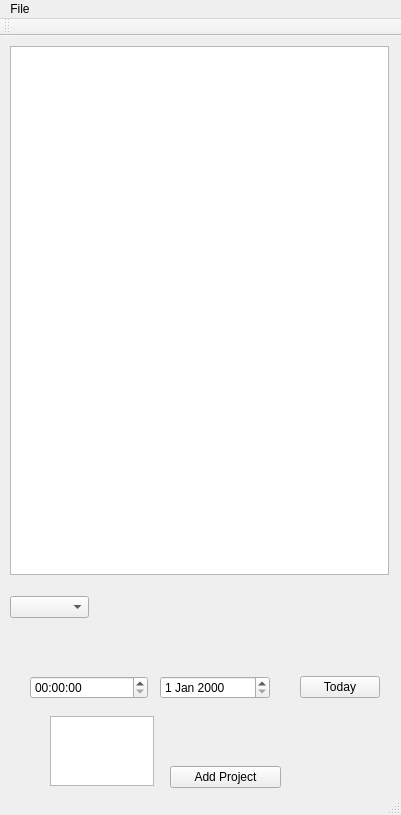
Above: mainwindow.ui from ilukic11/ViaTimeCounter before the change. Below: the same form after it.
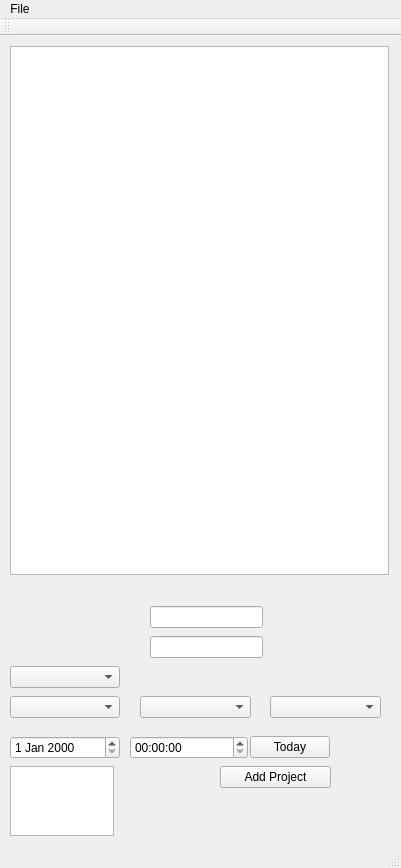
That is the form after the change.

Commit message: Added semi authentication, JS lists fetching and combo list population

```diff
--- a/mainwindow.ui
+++ b/mainwindow.ui
@@ -7,7 +7,7 @@
     <x>0</x>
     <y>0</y>
     <width>401</width>
-    <height>815</height>
+    <height>868</height>
    </rect>
   </property>
   <property name="windowTitle">
@@ -32,8 +32,8 @@
    <widget class="QPlainTextEdit" name="plainTextEdit">
     <property name="geometry">
      <rect>
-      <x>50</x>
-      <y>680</y>
+      <x>10</x>
+      <y>730</y>
       <width>104</width>
       <height>70</height>
      </rect>
@@ -42,8 +42,8 @@
    <widget class="QTimeEdit" name="timeEdit">
     <property name="geometry">
      <rect>
-      <x>30</x>
-      <y>640</y>
+      <x>130</x>
+      <y>700</y>
       <width>118</width>
       <height>23</height>
      </rect>
@@ -52,8 +52,8 @@
    <widget class="QDateEdit" name="dateEdit">
     <property name="geometry">
      <rect>
-      <x>160</x>
-      <y>640</y>
+      <x>10</x>
+      <y>700</y>
       <width>110</width>
       <height>23</height>
      </rect>
@@ -63,16 +63,37 @@
     <property name="geometry">
      <rect>
       <x>10</x>
-      <y>560</y>
-      <width>79</width>
+      <y>660</y>
+      <width>110</width>
       <height>22</height>
      </rect>
     </property>
+    <property name="maximumSize">
+     <size>
+      <width>16777215</width>
+      <height>100</height>
+     </size>
+    </property>
+    <property name="statusTip">
+     <string>Projects</string>
+    </property>
+    <property name="whatsThis">
+     <string>List of projects</string>
+    </property>
+    <property name="styleSheet">
+     <string notr="true">combobox-popup: 1;</string>
+    </property>
+    <property name="maxVisibleItems">
+     <number>10</number>
+    </property>
+    <property name="duplicatesEnabled">
+     <bool>true</bool>
+    </property>
    </widget>
    <widget class="QPushButton" name="pushButton">
     <property name="geometry">
      <rect>
-      <x>170</x>
+      <x>220</x>
       <y>730</y>
       <width>111</width>
       <height>22</height>
@@ -85,8 +106,8 @@
    <widget class="QPushButton" name="pushButton_2">
     <property name="geometry">
      <rect>
-      <x>300</x>
-      <y>640</y>
+      <x>250</x>
+      <y>700</y>
       <width>80</width>
       <height>22</height>
      </rect>
@@ -95,6 +116,122 @@
      <string>Today</string>
     </property>
    </widget>
+   <widget class="QComboBox" name="m_subProjectsCombo">
+    <property name="geometry">
+     <rect>
+      <x>140</x>
+      <y>660</y>
+      <width>111</width>
+      <height>22</height>
+     </rect>
+    </property>
+    <property name="maximumSize">
+     <size>
+      <width>16777215</width>
+      <height>100</height>
+     </size>
+    </property>
+    <property name="statusTip">
+     <string>Projects</string>
+    </property>
+    <property name="whatsThis">
+     <string>List of projects</string>
+    </property>
+    <property name="styleSheet">
+     <string notr="true">combobox-popup: 1;</string>
+    </property>
+    <property name="maxVisibleItems">
+     <number>10</number>
+    </property>
+    <property name="duplicatesEnabled">
+     <bool>true</bool>
+    </property>
+   </widget>
+   <widget class="QComboBox" name="m_activitiesCombo">
+    <property name="geometry">
+     <rect>
+      <x>270</x>
+      <y>660</y>
+      <width>111</width>
+      <height>22</height>
+     </rect>
+    </property>
+    <property name="maximumSize">
+     <size>
+      <width>16777215</width>
+      <height>100</height>
+     </size>
+    </property>
+    <property name="statusTip">
+     <string>Projects</string>
+    </property>
+    <property name="whatsThis">
+     <string>List of projects</string>
+    </property>
+    <property name="styleSheet">
+     <string notr="true">combobox-popup: 1;</string>
+    </property>
+    <property name="maxVisibleItems">
+     <number>10</number>
+    </property>
+    <property name="duplicatesEnabled">
+     <bool>true</bool>
+    </property>
+   </widget>
+   <widget class="QLineEdit" name="m_username">
+    <property name="geometry">
+     <rect>
+      <x>150</x>
+      <y>570</y>
+      <width>113</width>
+      <height>22</height>
+     </rect>
+    </property>
+   </widget>
+   <widget class="QLineEdit" name="m_password">
+    <property name="geometry">
+     <rect>
+      <x>150</x>
+      <y>600</y>
+      <width>113</width>
+      <height>22</height>
+     </rect>
+    </property>
+    <property name="echoMode">
+     <enum>QLineEdit::Password</enum>
+    </property>
+   </widget>
+   <widget class="QComboBox" name="m_costlistCombo">
+    <property name="geometry">
+     <rect>
+      <x>10</x>
+      <y>630</y>
+      <width>110</width>
+      <height>22</height>
+     </rect>
+    </property>
+    <property name="maximumSize">
+     <size>
+      <width>16777215</width>
+      <height>100</height>
+     </size>
+    </property>
+    <property name="statusTip">
+     <string>Projects</string>
+    </property>
+    <property name="whatsThis">
+     <string>List of projects</string>
+    </property>
+    <property name="styleSheet">
+     <string notr="true">combobox-popup: 1;</string>
+    </property>
+    <property name="maxVisibleItems">
+     <number>10</number>
+    </property>
+    <property name="duplicatesEnabled">
+     <bool>true</bool>
+    </property>
+   </widget>
   </widget>
   <widget class="QMenuBar" name="menuBar">
    <property name="geometry">
```
Left out of the diff: 2 changed lines with no effect on the pictures. The commit also changes 3 other files.
